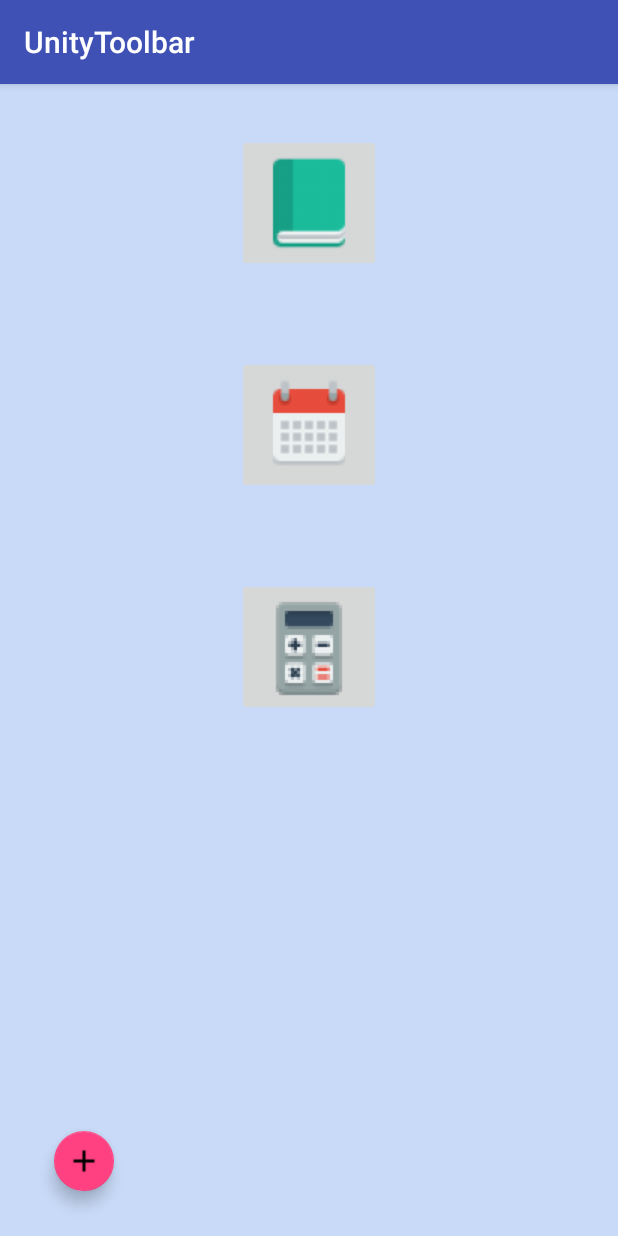
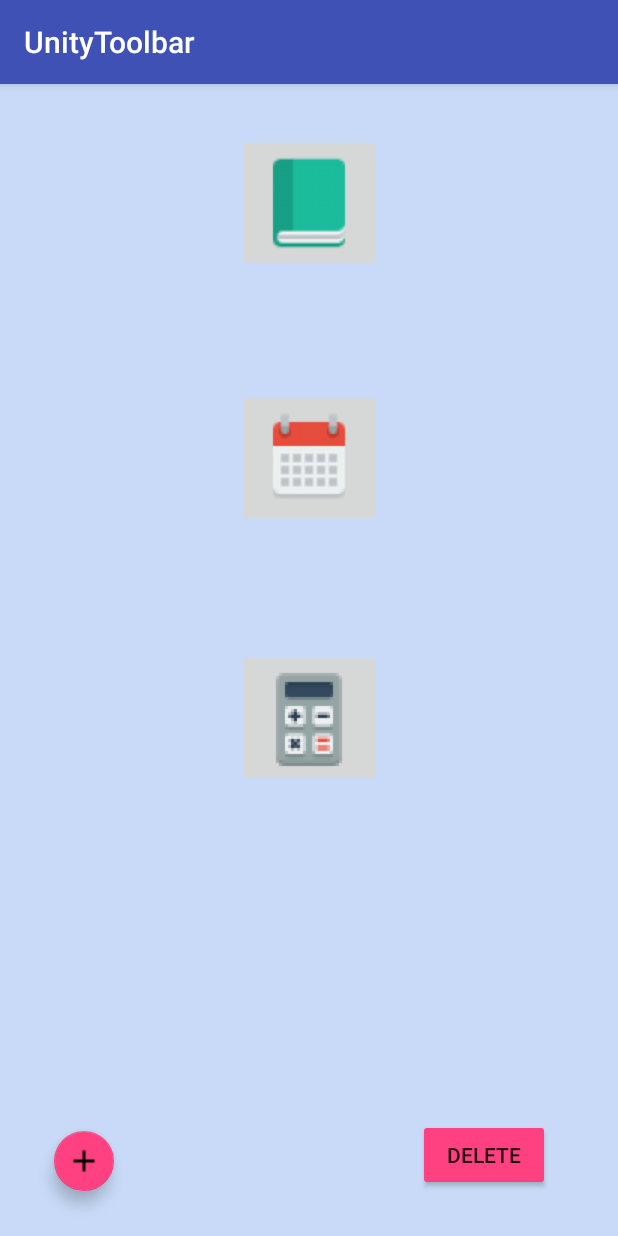
Before and after one commit to jjkaddoura/Unity-Toolbar, an Android app: the screen it shows after launch (MainActivity), on a phone screen of 412 x 824 dp. Run offline under Robolectric (Android 15) with nearby library versions, the phone set to English and light mode, and no system bars.

Commit message:
Added delete button to homepage for deleting existing apps on toolbar

```diff
--- a/app/src/main/java/edu/ucsb/cs/cs185/jjkaddoura/unitytoolbar/MainActivity.java
+++ b/app/src/main/java/edu/ucsb/cs/cs185/jjkaddoura/unitytoolbar/MainActivity.java
@@ -3,18 +3,25 @@ package edu.ucsb.cs.cs185.jjkaddoura.unitytoolbar;
 import android.content.Intent;
 import android.icu.util.Calendar;
 import android.media.Image;
+import android.support.design.widget.FloatingActionButton;
 import android.support.v4.app.FragmentTransaction;
 import android.support.v7.app.AppCompatActivity;
 import android.os.Bundle;
+import android.view.Gravity;
 import android.view.View;
 import android.widget.Button;
 import android.widget.ImageButton;
+import android.widget.Toast;
 
 public class MainActivity extends AppCompatActivity {
 
     ImageButton btnCalc;
     ImageButton btnCalendar;
     ImageButton btnNotes;
+    Button btnDelete;
+    FloatingActionButton btnAdd;
+    boolean isDeleting = false;
+    Toast toast;
     @Override
     protected void onCreate(Bundle savedInstanceState) {
         super.onCreate(savedInstanceState);
@@ -22,27 +29,70 @@ public class MainActivity extends AppCompatActivity {
         btnCalc = (ImageButton) findViewById(R.id.btnCalc);
         btnCalendar = (ImageButton) findViewById(R.id.btnCalendar);
         btnNotes = (ImageButton) findViewById(R.id.btnNotes);
+        btnAdd = (FloatingActionButton) findViewById(R.id.btnAdd);
+        btnDelete = (Button) findViewById(R.id.btnDelete);
 
         btnNotes.setOnClickListener(new View.OnClickListener() {
             @Override
             public void onClick(View view) {
+                if(!isDeleting) {
                     Intent intent = new Intent(getApplicationContext(), NotesActivity.class);
                     startActivity(intent);
+                }
+                else{
+                    btnNotes.setVisibility(View.INVISIBLE);
+                    isDeleting = false;
+                }
             }
         });
         btnCalc.setOnClickListener(new View.OnClickListener() {
             @Override
             public void onClick(View view) {
+                if(!isDeleting) {
                     Intent intent = new Intent(getApplicationContext(), CalculatorActivity.class);
                     startActivity(intent);
+                }
+                else {
+                    btnCalc.setVisibility(View.INVISIBLE);
+                    isDeleting = false;
+                }
             }
         });
 
         btnCalendar.setOnClickListener(new View.OnClickListener() {
             @Override
             public void onClick(View view) {
+                if(!isDeleting){
                     Intent intent = new Intent(getApplicationContext(), CalendarActivity.class);
                     startActivity(intent);
+                }
+                else{
+                    btnCalendar.setVisibility(View.INVISIBLE);
+                    isDeleting = false;
+                }
+
+            }
+        });
+
+        btnAdd.setOnClickListener(new View.OnClickListener() {
+            @Override
+            public void onClick(View view) {
+                toast = new Toast(getApplicationContext()).makeText(getApplicationContext(),
+                        "Please select an application to add to toolbar.", Toast.LENGTH_LONG);
+                toast.setGravity(Gravity.TOP,0,0);
+                isDeleting = false;
+                toast.show();
+            }
+        });
+
+        btnDelete.setOnClickListener(new View.OnClickListener() {
+            @Override
+            public void onClick(View view) {
+                toast = new Toast(getApplicationContext()).makeText(getApplicationContext(),
+                        "Please select one of your toolbar applications to delete", Toast.LENGTH_LONG);
+                isDeleting = true;
+                toast.setGravity(Gravity.TOP,0,0);
+                toast.show();
             }
         });
     }
--- a/app/src/main/res/layout/activity_main.xml
+++ b/app/src/main/res/layout/activity_main.xml
@@ -16,10 +16,10 @@
         app:srcCompat="@drawable/calculator"
         tools:layout_editor_absoluteX="155dp"
         tools:layout_editor_absoluteY="43dp"
+        android:layout_marginTop="81dp"
         android:layout_below="@+id/btnCalendar"
         android:layout_alignLeft="@+id/btnCalendar"
-        android:layout_alignStart="@+id/btnCalendar"
-        android:layout_marginTop="56dp" />
+        android:layout_alignStart="@+id/btnCalendar" />
     <ImageButton
         android:id="@+id/btnCalendar"
         android:layout_width="wrap_content"
@@ -27,7 +27,7 @@
         app:srcCompat="@drawable/calender"
         tools:layout_editor_absoluteX="155dp"
         tools:layout_editor_absoluteY="43dp"
-        android:layout_marginTop="56dp"
+        android:layout_marginTop="78dp"
         android:layout_below="@+id/btnNotes"
         android:layout_centerHorizontal="true" />
 
@@ -42,7 +42,7 @@
         android:layout_alignStart="@+id/btnCalendar" />
 
     <android.support.design.widget.FloatingActionButton
-        android:id="@+id/floatingActionButton"
+        android:id="@+id/btnAdd"
         android:layout_width="wrap_content"
         android:layout_height="wrap_content"
         android:clickable="true"
@@ -55,4 +55,16 @@
         android:layout_marginLeft="36dp"
         android:layout_marginStart="36dp" />
 
+    <Button
+        android:id="@+id/btnDelete"
+        android:layout_width="wrap_content"
+        android:layout_height="wrap_content"
+        android:layout_alignBottom="@+id/btnAdd"
+        android:layout_alignParentEnd="true"
+        android:layout_alignParentRight="true"
+        android:layout_marginEnd="45dp"
+        android:layout_marginRight="45dp"
+        android:backgroundTint="@color/colorAccent"
+        android:text="Delete" />
+
 </RelativeLayout>
```
Lines whose indentation alone changed are shown as unchanged.
